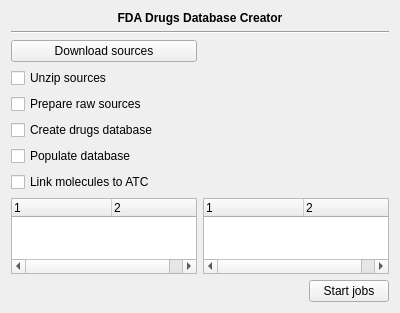
FreeHealth/freehealth, file freetoolbox/plugins/drugsdb/fdadrugsdatabasewidget.ui: the form before one commit.
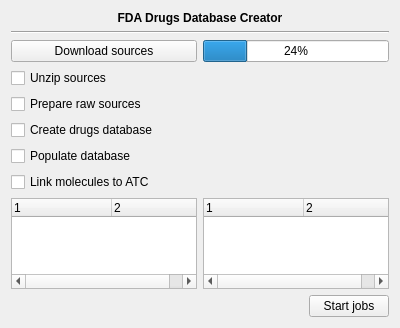
The form after the commit.

What changed in the file:
```diff
--- a/freetoolbox/plugins/drugsdb/fdadrugsdatabasewidget.ui
+++ b/freetoolbox/plugins/drugsdb/fdadrugsdatabasewidget.ui
@@ -7,7 +7,7 @@
     <x>0</x>
     <y>0</y>
     <width>400</width>
-    <height>313</height>
+    <height>328</height>
    </rect>
   </property>
   <property name="windowTitle">
@@ -155,6 +155,13 @@
      </property>
     </widget>
    </item>
+   <item row="2" column="1">
+    <widget class="QProgressBar" name="progressBar">
+     <property name="value">
+      <number>24</number>
+     </property>
+    </widget>
+   </item>
   </layout>
  </widget>
  <resources/>
```
